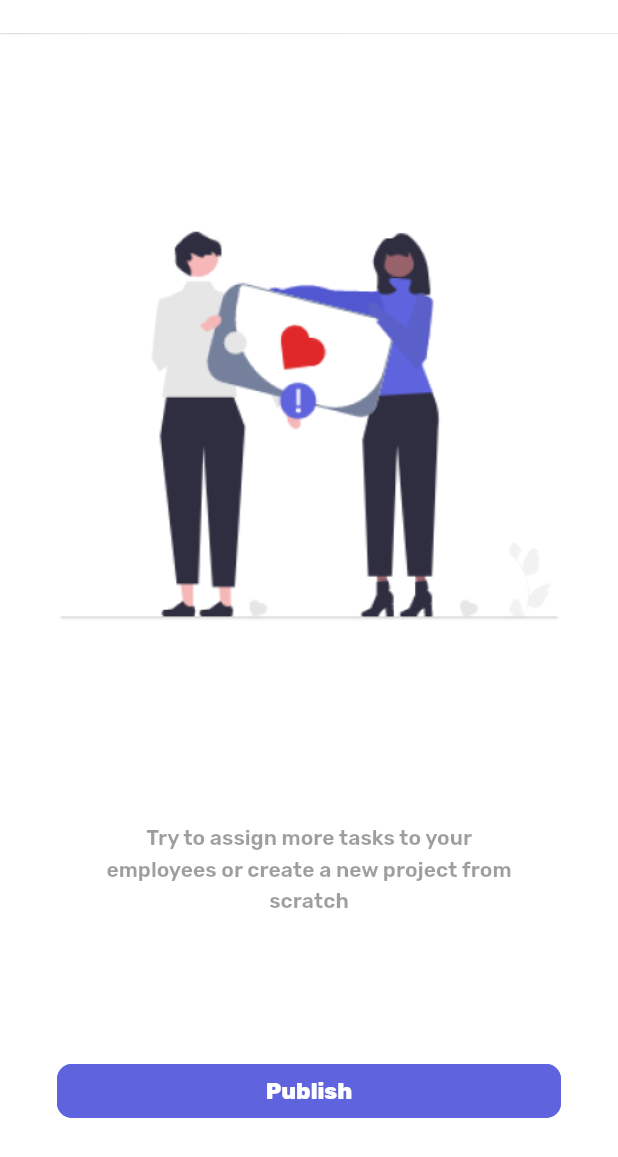
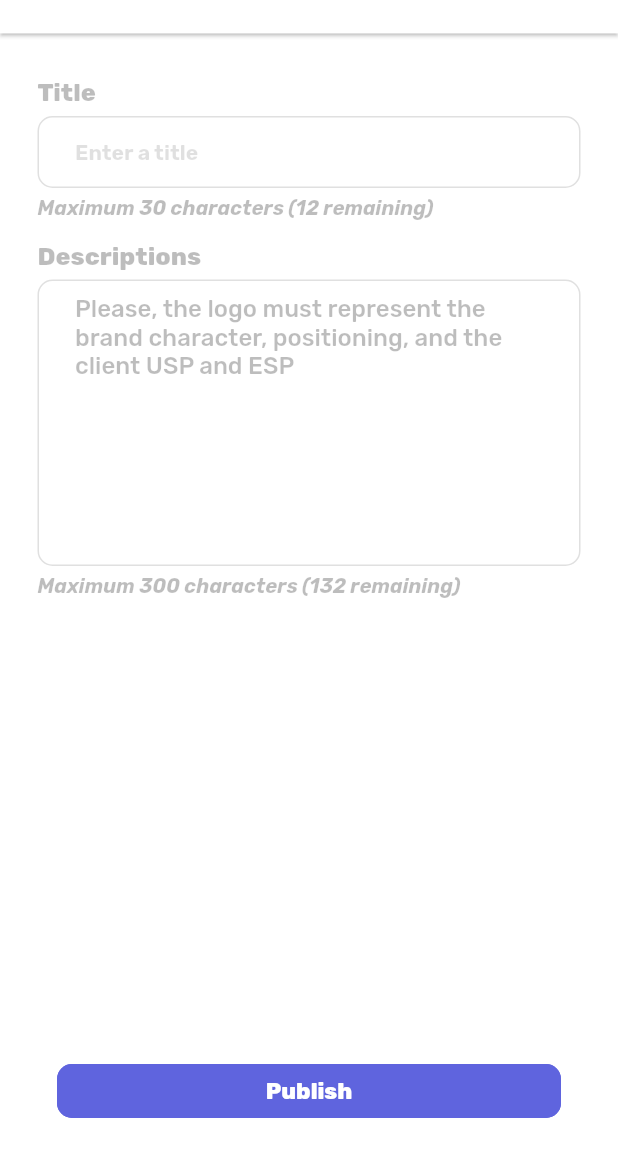
Before and after one commit to r2obd/Example, a Flutter app: the NewProblem screen opened directly, on a phone screen of 412 x 824 dp, the part 79-1236 px from its top. Run offline on Flutter 3.47's test engine with Material 2 defaults, Android fonts, the phone set to English and light mode, and no system bars; our stand-ins replace google_fonts.

Commit message:
tea time

```diff
--- a/lib/main.dart
+++ b/lib/main.dart
@@ -18,7 +18,7 @@ class MyApp extends StatelessWidget {
       debugShowCheckedModeBanner: false,
       theme: ThemeData(
         appBarTheme: const AppBarTheme(
-          elevation: 0.2,
+          elevation: 1,
           iconTheme: IconThemeData(
             color: Colors.grey, //change your color here
           ),
@@ -30,9 +30,9 @@ class MyApp extends StatelessWidget {
           primary: Colors.white,
           onPrimary: Color.fromARGB(210, 95, 100, 222),
           // Colors that are not relevant to AppBar in LIGHT mode:
-          primaryVariant: Colors.white,
-          secondary: Colors.white,
-          secondaryVariant: Colors.white,
+          primaryContainer: Colors.white,
+          secondary: Colors.grey,
+          secondaryContainer: Colors.grey,
           onSecondary: Colors.grey,
           background: Colors.white,
           onBackground: Colors.grey,
@@ -55,16 +55,6 @@ class MyApp extends StatelessWidget {
 
 class MyHomePage extends StatefulWidget {
   const MyHomePage({super.key, required this.title});
-
-  // This widget is the home page of your application. It is stateful, meaning
-  // that it has a State object (defined below) that contains fields that affect
-  // how it looks.
-
-  // This class is the configuration for the state. It holds the values (in this
-  // case the title) provided by the parent (in this case the App widget) and
-  // used by the build method of the State. Fields in a Widget subclass are
-  // always marked "final".
-
   final String title;
 
   @override
@@ -76,12 +66,6 @@ class _MyHomePageState extends State<MyHomePage> {
 
   @override
   Widget build(BuildContext context) {
-    // This method is rerun every time setState is called, for instance as done
-    // by the _incrementCounter method above.
-    //
-    // The Flutter framework has been optimized to make rerunning build methods
-    // fast, so that you can just rebuild anything that needs updating rather
-    // than having to individually change instances of widgets.
     return Scaffold(
       appBar: AppBar(
         toolbarHeight: 75,
@@ -123,15 +107,11 @@ class _MyHomePageState extends State<MyHomePage> {
           ),
         ]
         ),
-        //
-        // shadowColor: Colors.white,
       ),
       body: Center(
         child: Column(
           crossAxisAlignment: CrossAxisAlignment.center,
-          //    mainAxisAlignment: MainAxisAlignment.center,
           children: <Widget>[
-
             Expanded(
               flex:7,
               child: Padding(
@@ -144,7 +124,7 @@ class _MyHomePageState extends State<MyHomePage> {
               ),
             ),
 
-        Expanded(
+        const Expanded(
           flex:1,
           child:
                 Padding(
--- a/lib/new_problem.dart
+++ b/lib/new_problem.dart
@@ -4,6 +4,82 @@ import 'package:google_fonts/google_fonts.dart';
 
 class NewProblem extends StatelessWidget {
   const NewProblem({Key? key}) : super(key: key);
+
+  Widget _textEntry(String header,String text, String hint, String smallText, int lines) {
+    return Row(
+      children: [
+        Expanded(
+          child: Column(
+              mainAxisAlignment: MainAxisAlignment.start,
+              crossAxisAlignment: CrossAxisAlignment.start,
+              children: [
+                Text(
+                  header,
+                  style: const TextStyle(
+                      fontSize: 16.5,
+                      color: Colors.black26,
+                      fontWeight: FontWeight.w800),
+                ),
+                const SizedBox(
+                  height: 5,
+                ),
+                TextField(
+                  style: GoogleFonts.rubik(
+                    textStyle:
+                    const TextStyle(fontSize: 16 , color: Colors.black26), fontWeight: FontWeight.w500),
+                  minLines: lines,
+                  maxLines: lines,
+                  decoration: InputDecoration(
+                      contentPadding: const EdgeInsets.symmetric(vertical: 10, horizontal: 25),
+                      enabledBorder: const OutlineInputBorder(
+                        borderSide: BorderSide(color: Colors.black12, width: 1.0),
+                        borderRadius: BorderRadius.all(
+                          Radius.circular(10.0),
+                        ),
+                      ),
+                      border: const OutlineInputBorder(
+                        borderSide:
+                            BorderSide(color: Colors.black12, width: 1.0),
+                        borderRadius: BorderRadius.all(
+                          Radius.circular(10.0),
+                        ),
+                      ),
+                      focusedBorder: const OutlineInputBorder(
+                        borderSide:
+                            BorderSide(color: Colors.black12, width: 1.0),
+                        borderRadius: BorderRadius.all(
+                          Radius.circular(10.0),
+                        ),
+                      ),
+                      filled: true,
+                      hintStyle: const TextStyle(
+                          color: Colors.black12,
+                          fontWeight: FontWeight.bold,
+                          fontSize: 14),
+                      hintText: hint,
+                      fillColor: Colors.white),
+                      controller:  TextEditingController(text: text),
+                ),
+                const SizedBox(
+                  height: 5,
+                ),
+                Text(
+                  smallText,
+                  style: const TextStyle(
+                      fontSize: 13.5,
+                      color: Colors.black26,
+                      fontWeight: FontWeight.bold,
+                      fontStyle: FontStyle.italic),
+                ),
+                const SizedBox(
+                  height: 15,
+                ),
+              ]
+          ),
+        ),
+      ],
+    );
+  }
 
   @override
   Widget build(BuildContext context) {
@@ -25,69 +101,49 @@ class NewProblem extends StatelessWidget {
           ),
         ],
 
-        title:
-    Center(
-    child:Expanded(
-          child:
-        Column(
+        title: Center(
+          child: Column(
               mainAxisAlignment: MainAxisAlignment.center,
               crossAxisAlignment: CrossAxisAlignment.center,
-            children: [
+              children: const [
                 Padding(
-                padding: const EdgeInsets.fromLTRB(0, 5, 0, 2),
-                child: Text('Create New Problem', textAlign: TextAlign.center,
-                  style: const TextStyle(fontSize: 18,fontWeight: FontWeight.w900),
+                  padding: EdgeInsets.fromLTRB(0, 5, 0, 2),
+                  child: Text(
+                    'Create New Problem',
+                    textAlign: TextAlign.center,
+                    style: TextStyle(
+                        fontSize: 18, fontWeight: FontWeight.w900),
                   ),
                 ),
-            ]
+              ]),
         ),
-    ),
-    ),
+
         //
         // shadowColor: Colors.white,
       ),
-      body: Center(
-        child: Column(
+      body: Column(
         crossAxisAlignment: CrossAxisAlignment.center,
         //    mainAxisAlignment: MainAxisAlignment.center,
         children: <Widget>[
+          Padding(
+            padding: const EdgeInsets.fromLTRB(25, 30, 25, 2),
+            child: Column(
+              mainAxisAlignment: MainAxisAlignment.start,
+              crossAxisAlignment: CrossAxisAlignment.start,
+              children: [
 
-            Expanded(
-              flex:7,
-              child: Padding(
-                padding: const EdgeInsets.fromLTRB(38, 0, 38, 0),
-                child: Image.asset(
-                  "assets/images/people_image.png",
-                  fit: BoxFit.contain,
-                  alignment: Alignment.center,
-                ),
+                _textEntry("Title","", "Enter a title",
+                    "Maximum 30 characters (12 remaining)", 1),
+                _textEntry("Descriptions", "Please, the logo must represent the brand character, "
+                    "positioning, and the client USP and ESP","",
+                    "Maximum 300 characters (132 remaining)", 9),
+              ],
             ),
           ),
 
           Expanded(
-              flex:1,
-              child:
-              Padding(
-                padding: EdgeInsets.fromLTRB(70, 0, 70, 0),
-                child: Text(
-                  "Try to assign more tasks to your employees or "
-                      "create a new project from scratch",
-                  style: TextStyle(
-                      fontSize: 14,
-                      height: 1.5,
-                      color: Colors.black38,
-                      fontWeight: FontWeight.w600
-                  ),
-                  textAlign: TextAlign.center,
-                ),
-              ),
-            ),
-
-
-            Expanded(
-              flex:2,
-              child:
-              Column(
+            flex: 2,
+            child: Column(
               mainAxisAlignment: MainAxisAlignment.end,
               children: [
                 Row(
@@ -100,31 +156,37 @@ class NewProblem extends StatelessWidget {
                           child: TextButton(
                               onPressed: () {},
                               style: ButtonStyle(
-                                    foregroundColor: MaterialStateProperty.all<Color>(
+                                  foregroundColor:
+                                      MaterialStateProperty.all<Color>(
                                           Colors.white),
-                                    backgroundColor: MaterialStateProperty.all<Color>(
+                                  backgroundColor:
+                                      MaterialStateProperty.all<Color>(
                                     const Color.fromARGB(255, 95, 100, 222),
                                   ),
                                   shape: MaterialStateProperty.all<
                                           RoundedRectangleBorder>(
                                       RoundedRectangleBorder(
-                                            borderRadius: BorderRadius.circular(10.0),
-                                            side: const BorderSide(color: Color.fromARGB(255, 95, 100, 222),)))),
+                                          borderRadius:
+                                              BorderRadius.circular(10.0),
+                                          side: const BorderSide(
+                                            color: Color.fromARGB(
+                                                255, 95, 100, 222),
+                                          )))),
                               child: const Text("Publish",
                                   style: TextStyle(
-                                        fontWeight: FontWeight.w800, fontSize: 15))),
+                                      fontWeight: FontWeight.w800,
+                                      fontSize: 15))),
                         ),
                       ),
                     ),
                   ],
                 ),
-
               ],
             ),
           ),
         ],
       ),
-      ),
+
       // floatingActionButton: FloatingActionButton(
       //   onPressed: _incrementCounter,
       //   tooltip: 'Increment',
```
Lines whose indentation alone changed are shown as unchanged.
